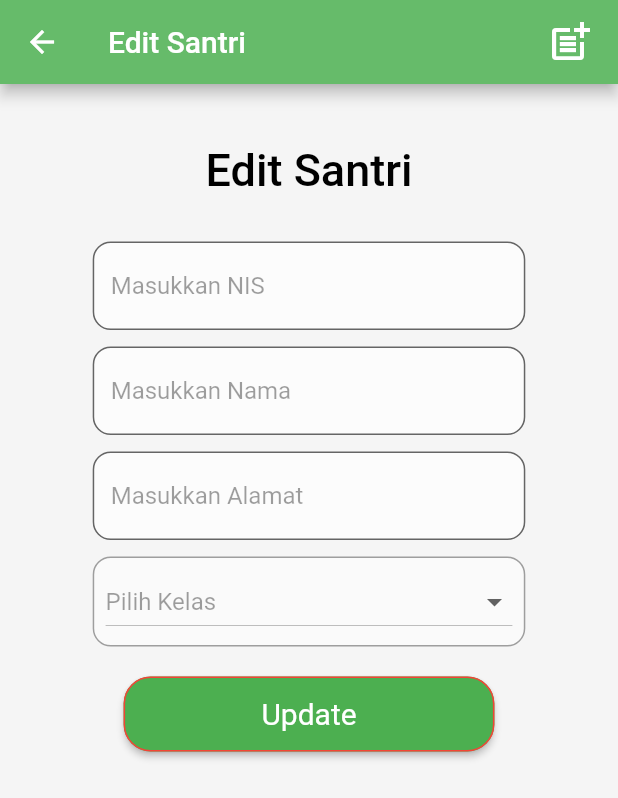
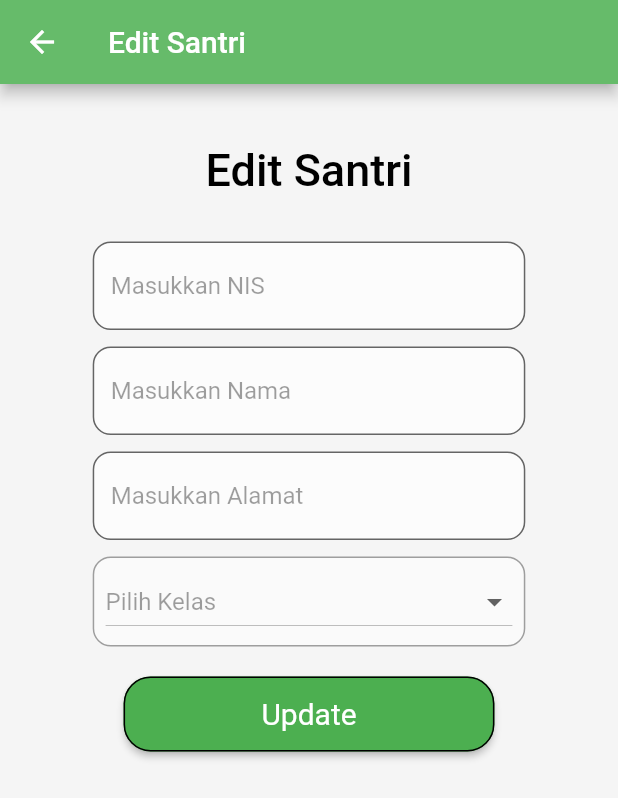
Before and after one commit to Baguspanji/nilai_santri, a Flutter app: the DetailUI screen opened directly, after a tap on "Edit Santri", on a phone screen of 412 x 824 dp. Shown: the top 798 px of the screen. Run offline on Flutter 3.47's test engine with Material 2 defaults, Android fonts, the phone set to English and light mode, and no system bars; our stand-ins replace firebase_auth, firebase_core, firebase_database, google_sign_in; missing offline and left inert: qr_code_scanner; accounts and stored records are empty.

Commit message:
fix error

```diff
--- a/lib/src/ui/detailUI.dart
+++ b/lib/src/ui/detailUI.dart
@@ -97,7 +97,7 @@ class _DetailUIState extends State<DetailUI> {
                       shape: MaterialStateProperty.all<RoundedRectangleBorder>(
                         RoundedRectangleBorder(
                           borderRadius: BorderRadius.circular(18.0),
-                          side: BorderSide(color: Colors.red),
+                          side: BorderSide(color: Colors.black),
                         ),
                       ),
                     ),
@@ -126,7 +126,7 @@ class _DetailUIState extends State<DetailUI> {
                       shape: MaterialStateProperty.all<RoundedRectangleBorder>(
                         RoundedRectangleBorder(
                           borderRadius: BorderRadius.circular(18.0),
-                          side: BorderSide(color: Colors.red),
+                          side: BorderSide(color: Colors.black),
                         ),
                       ),
                     ),
@@ -156,7 +156,7 @@ class _DetailUIState extends State<DetailUI> {
                   shape: MaterialStateProperty.all<RoundedRectangleBorder>(
                     RoundedRectangleBorder(
                       borderRadius: BorderRadius.circular(18.0),
-                      side: BorderSide(color: Colors.red),
+                      side: BorderSide(color: Colors.black),
                     ),
                   ),
                 ),
--- a/lib/src/ui/editUI.dart
+++ b/lib/src/ui/editUI.dart
@@ -73,16 +73,7 @@ class _EditUIState extends State<EditUI> {
       backgroundColor: Colors.grey.shade100,
       appBar: AppBar(
         backgroundColor: Colors.green[400],
-        title: Row(
-          mainAxisAlignment: MainAxisAlignment.spaceBetween,
-          children: [
-            Text("Edit Santri"),
-            InkWell(
-              onTap: () {},
-              child: Icon(Icons.post_add_outlined, size: 32),
-            ),
-          ],
-        ),
+        title: Text("Edit Santri"),
       ),
       body: Container(
         alignment: Alignment.center,
@@ -112,7 +103,7 @@ class _EditUIState extends State<EditUI> {
                   shape: MaterialStateProperty.all<RoundedRectangleBorder>(
                     RoundedRectangleBorder(
                       borderRadius: BorderRadius.circular(18.0),
-                      side: BorderSide(color: Colors.red),
+                      side: BorderSide(color: Colors.black),
                     ),
                   ),
                 ),
--- a/lib/src/ui/nilaiUI.dart
+++ b/lib/src/ui/nilaiUI.dart
@@ -40,7 +40,7 @@ class _NIlaiUIState extends State<NIlaiUI> {
 
   void _niliaOrder() {
     var data = {
-      'tgl': DateFormat('yyyy-mm-dd').format(now),
+      'tgl': DateFormat('yyyy-MM-dd').format(now),
       'ket': _dropdownValue,
       'kelas': kelas,
       'catatan': catatan.text
@@ -93,7 +93,7 @@ class _NIlaiUIState extends State<NIlaiUI> {
                   shape: MaterialStateProperty.all<RoundedRectangleBorder>(
                     RoundedRectangleBorder(
                       borderRadius: BorderRadius.circular(18.0),
-                      side: BorderSide(color: Colors.red),
+                      side: BorderSide(color: Colors.black),
                     ),
                   ),
                 ),
```
